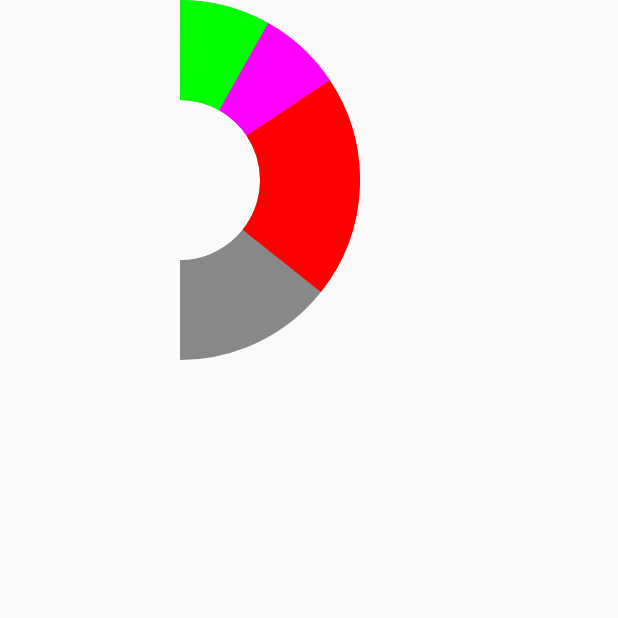
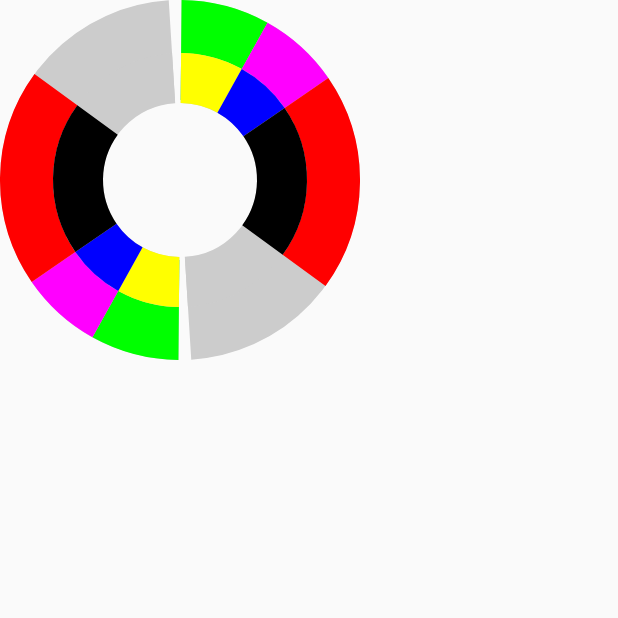
Before and after one commit to CodePlayStudios/Graphsy, an Android app built with Jetpack Compose: the screen it shows after launch (MainActivity), on a phone screen of 412 x 824 dp, the top half of it. Run offline under Robolectric (Android 15) with nearby library versions, the phone set to English and light mode, and no system bars.

Commit message:
Nested donut feature

```diff
--- a/app/src/main/java/com/graphsy/app/MainActivity.kt
+++ b/app/src/main/java/com/graphsy/app/MainActivity.kt
@@ -10,6 +10,8 @@ import androidx.compose.ui.Modifier
 import androidx.compose.ui.graphics.Color
 import androidx.compose.ui.unit.dp
 import com.graphsy.app.ui.theme.GraphsyTheme
+import com.graphsy.compose.common.StartAngle
+import com.graphsy.compose.config.DonutChartConfiguration
 import com.graphsy.compose.donut.DonutChart
 import com.graphsy.compose.models.DonutData
 import com.graphsy.compose.models.DonutSlice
@@ -24,7 +26,20 @@ class MainActivity : ComponentActivity() {
                 ) {
                     DonutChart(
                         modifier = Modifier.fillMaxSize(),
-                        data = arrayOf(DATA)
+                        data = set1,
+                        configuration = DonutChartConfiguration().copy(
+                            gapWidthDegrees = StartAngle.CustomAngle(1f),
+                            childDonutWidthFactor = 50f
+                        )
+                    )
+                    DonutChart(
+                        modifier = Modifier.fillMaxSize(),
+                        data = set2,
+                        configuration = DonutChartConfiguration().copy(
+                            gapWidthDegrees = StartAngle.CustomAngle(1f),
+                            gapAngleDegrees = StartAngle.RightAngle,
+                            childDonutWidthFactor = 50f
+                        )
                     )
                 }
             }
@@ -32,11 +47,13 @@ class MainActivity : ComponentActivity() {
     }
 
     companion object {
-        val DATA = DonutData(
+
+        val set1 = arrayOf(
+            DonutData(
                 masterSlice = DonutSlice.MasterSlice(
-                circumferencePercentage = 0.5f,
+                    circumferencePercentage = 0.49f,
                     value = 8f,
-                color = Color.Gray
+                    color = Color.LightGray
                 ),
                 sections = listOf(
                     DonutSlice.SectionSlice(
@@ -52,6 +69,73 @@ class MainActivity : ComponentActivity() {
                         color = Color.Red
                     )
                 )
+            ),
+            DonutData(
+                masterSlice = DonutSlice.MasterSlice(
+                    circumferencePercentage = 0.49f,
+                    value = 8f,
+                    color = Color.LightGray
+                ),
+                sections = listOf(
+                    DonutSlice.SectionSlice(
+                        value = 1.3f,
+                        color = Color.Yellow
+                    ),
+                    DonutSlice.SectionSlice(
+                        value = 1.2f,
+                        color = Color.Blue
+                    ),
+                    DonutSlice.SectionSlice(
+                        value = 3.21f,
+                        color = Color.Black
                     )
+                )
+            )
+        )
+        val set2 = arrayOf(
+            DonutData(
+                masterSlice = DonutSlice.MasterSlice(
+                    circumferencePercentage = 0.49f,
+                    value = 8f,
+                    color = Color.LightGray
+                ),
+                sections = listOf(
+                    DonutSlice.SectionSlice(
+                        value = 1.3f,
+                        color = Color.Green
+                    ),
+                    DonutSlice.SectionSlice(
+                        value = 1.2f,
+                        color = Color.Magenta
+                    ),
+                    DonutSlice.SectionSlice(
+                        value = 3.21f,
+                        color = Color.Red
+                    )
+                )
+            ),
+            DonutData(
+                masterSlice = DonutSlice.MasterSlice(
+                    circumferencePercentage = 0.49f,
+                    value = 8f,
+                    color = Color.LightGray
+                ),
+                sections = listOf(
+                    DonutSlice.SectionSlice(
+                        value = 1.3f,
+                        color = Color.Yellow
+                    ),
+                    DonutSlice.SectionSlice(
+                        value = 1.2f,
+                        color = Color.Blue
+                    ),
+                    DonutSlice.SectionSlice(
+                        value = 3.21f,
+                        color = Color.Black
+                    )
+                )
+            )
+        )
+
     }
 }
--- a/gradle/libs.versions.toml
+++ b/gradle/libs.versions.toml
@@ -25,6 +25,7 @@ compose-bom = { group = "androidx.compose", name = "compose-bom", version.ref =
 ui = { group = "androidx.compose.ui", name = "ui" }
 ui-graphics = { group = "androidx.compose.ui", name = "ui-graphics" }
 ui-tooling = { group = "androidx.compose.ui", name = "ui-tooling" }
+ui-util = { group = "androidx.compose.ui", name = "ui-util", version.ref = "ui-tooling" }
 ui-tooling-preview = { group = "androidx.compose.ui", name = "ui-tooling-preview" }
 ui-test-manifest = { group = "androidx.compose.ui", name = "ui-test-manifest" }
 ui-test-junit4 = { group = "androidx.compose.ui", name = "ui-test-junit4" }
--- a/graphsy/build.gradle.kts
+++ b/graphsy/build.gradle.kts
@@ -62,4 +62,5 @@ dependencies {
     implementation(libs.androidx.ui.tooling.preview)
     implementation(libs.androidx.material3)
     implementation(libs.activity.compose)
+    implementation(libs.ui.util)
 }
--- a/graphsy/src/main/java/com/graphsy/compose/common/StartAngle.kt
+++ b/graphsy/src/main/java/com/graphsy/compose/common/StartAngle.kt
@@ -31,7 +31,7 @@ sealed class StartAngle(open val angle: Float) {
      */
     data class CustomAngle(override val angle: Float) : StartAngle(angle) {
         init {
-            require(angle in 0.0f..1.0f) { "angle must be within the range of 0f to 360f" }
+            require(angle in 0.0f..360.0f) { "angle must be within the range of 0f to 360f" }
         }
     }
 }
--- a/graphsy/src/main/java/com/graphsy/compose/config/DonutChartConfiguration.kt
+++ b/graphsy/src/main/java/com/graphsy/compose/config/DonutChartConfiguration.kt
@@ -1,6 +1,7 @@
 package com.graphsy.compose.config
 
-import androidx.compose.ui.graphics.Color
+import androidx.compose.ui.unit.Dp
+import androidx.compose.ui.unit.dp
 import com.graphsy.compose.common.StartAngle
 
 
@@ -13,14 +14,13 @@ import com.graphsy.compose.common.StartAngle
  * @param gapAngleDegrees Degree used as a gap start point in donut
  * @param isLabelsEnabled Whether to show the label for each section
  * @param isAnimationEnabled Whether to show initial draw animation
- * @param backgroundLineColor donut background LineColor
  */
 data class DonutChartConfiguration(
-    val innerDonutSpacing: Float = 1f,
+    val innerDonutSpacing: Dp = 35.dp,
     val strokeWidth: Float = 100f,
-    val gapWidthDegrees: StartAngle = StartAngle.CustomAngle(angle = 0.2f),
+    val childDonutWidthFactor: Float = 0f,
+    val gapWidthDegrees: StartAngle = StartAngle.CustomAngle(angle = 0f),
     val gapAngleDegrees: StartAngle = StartAngle.ReflexAngle,
     val isLabelsEnabled: Boolean = true,
-    val isAnimationEnabled: Boolean = true,
-    val backgroundLineColor: Color = Color.Gray
+    val isAnimationEnabled: Boolean = true
 )
--- a/graphsy/src/main/java/com/graphsy/compose/donut/DonutChart.kt
+++ b/graphsy/src/main/java/com/graphsy/compose/donut/DonutChart.kt
@@ -1,13 +1,19 @@
 package com.graphsy.compose.donut
 
 import androidx.compose.foundation.Canvas
+import androidx.compose.foundation.layout.padding
 import androidx.compose.runtime.Composable
+import androidx.compose.runtime.getValue
+import androidx.compose.runtime.mutableStateOf
+import androidx.compose.runtime.remember
+import androidx.compose.runtime.setValue
 import androidx.compose.ui.Modifier
 import androidx.compose.ui.geometry.Offset
 import androidx.compose.ui.geometry.Size
 import androidx.compose.ui.graphics.StrokeCap
 import androidx.compose.ui.graphics.drawscope.DrawScope
 import androidx.compose.ui.graphics.drawscope.Stroke
+import androidx.compose.ui.layout.onSizeChanged
 import com.graphsy.compose.common.DonutChartUtils
 import com.graphsy.compose.config.DonutChartConfiguration
 import com.graphsy.compose.models.DonutData
@@ -21,25 +27,28 @@ fun DonutChart(
     modifier: Modifier = Modifier,
     configuration: DonutChartConfiguration = DonutChartConfiguration()
 ) {
-    DrawDonut(
-        model = data.first(),
-        config = configuration,
-        modifier = modifier
-    )
+
+    data.toList().forEachIndexed { index, item ->
+        DrawDonut(
+            model = item,
+            config = configuration,
+            modifier = modifier,
+            donutIndex = index
+        )
+    }
 }
-
 
 @Composable
 private fun DrawDonut(
     model: DonutData,
     config: DonutChartConfiguration,
-    modifier: Modifier
+    modifier: Modifier,
+    donutIndex: Int
 ) {
-
     val masterProgress = model.masterSlice.circumferencePercentage
     val gapAngleDegrees = config.gapAngleDegrees.angle
     val gapWidthDegrees = config.gapWidthDegrees.angle
-    val backgroundLineColor = config.backgroundLineColor
+    val backgroundLineColor = model.masterSlice.color
 
     val wholeDonutAngle = 360f - gapWidthDegrees
     val masterSegmentAngle = wholeDonutAngle * masterProgress
@@ -55,7 +64,7 @@ private fun DrawDonut(
         data = model,
         configuration = config
     )
-    val entriesPathData = model.sections.mapIndexed {index, item->
+    val entriesPathData = model.sections.mapIndexed { index, item ->
         DonutPathDataEntry(
             color = item.color,
             startAngle = sectionsPathData[index].startAngle,
@@ -65,18 +74,28 @@ private fun DrawDonut(
 
     val donutPathData = DonutPathData(masterPathData, entriesPathData)
 
-    Canvas(modifier = modifier, onDraw = {
+    var chartWidth by remember { mutableStateOf(0F) }
+    var chartHeight by remember { mutableStateOf(0F) }
+
+    Canvas(modifier = modifier
+        .padding(
+            config.innerDonutSpacing * donutIndex
+        )
+        .onSizeChanged { size ->
+            chartWidth = size.width.toFloat()
+            chartHeight = size.height.toFloat()
+        }, onDraw = {
+        val width = config.strokeWidth - config.childDonutWidthFactor * donutIndex
         drawDonutSegment(
-            config.strokeWidth,
+            width,
             strokeCap,
             donutPathData.masterPathData
         )
         donutPathData.entriesPathData.forEach { pathData ->
-            drawDonutSegment(config.strokeWidth, strokeCap, pathData)
+            drawDonutSegment(width, strokeCap, pathData)
         }
     })
 }
-
 
 private fun DrawScope.drawDonutSegment(
     strokeWidth: Float,
--- a/graphsy/src/main/java/com/graphsy/compose/models/DonutData.kt
+++ b/graphsy/src/main/java/com/graphsy/compose/models/DonutData.kt
@@ -4,7 +4,7 @@ import com.graphsy.compose.common.DonutChartUtils.sumByFloat
 
 data class DonutData(
     val masterSlice: DonutSlice.MasterSlice,
-    val sections: List<DonutSlice.SectionSlice>,
+    val sections: List<DonutSlice.SectionSlice>
 ) {
     /**
      * Sum of all [DonutSlice.value]
```
Lines whose indentation alone changed are shown as unchanged.
